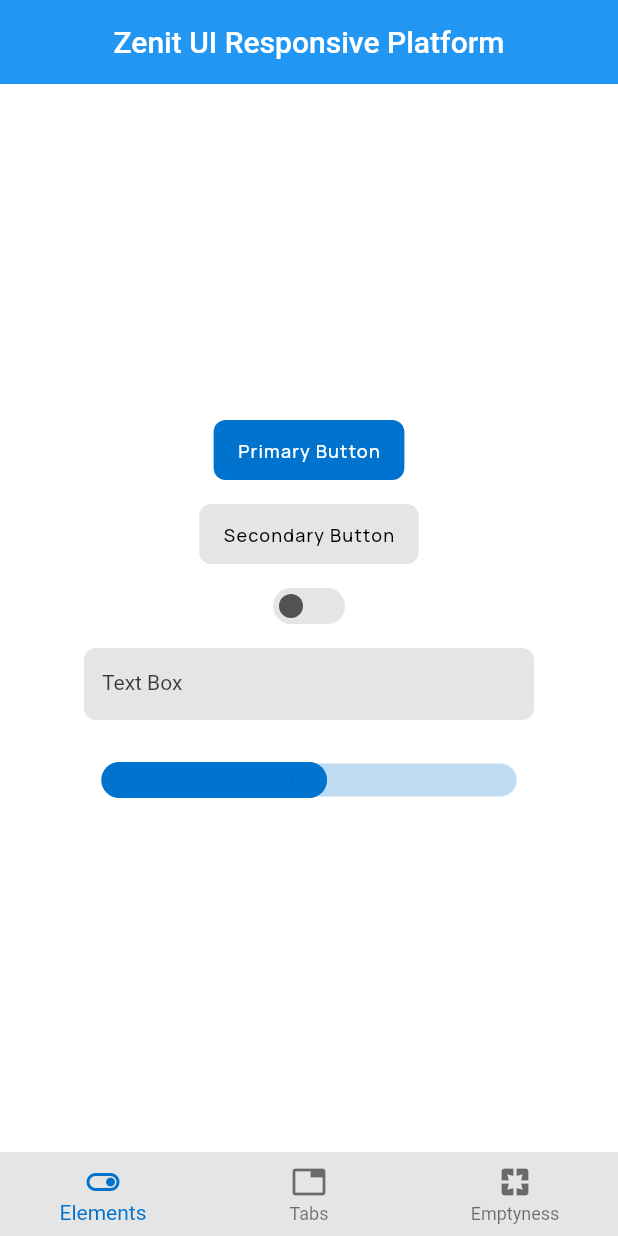
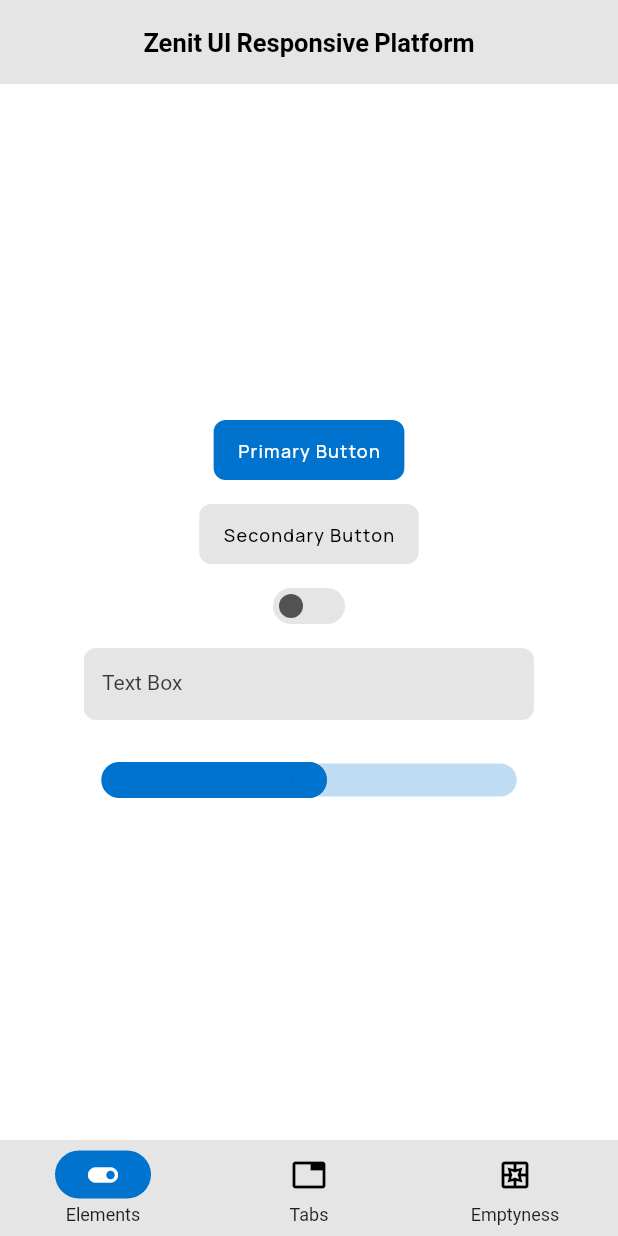
Before and after one commit to dahliaOS/zenit_ui, a Flutter app: the screen it shows after launch, on a phone screen of 412 x 824 dp. Run offline on Flutter 3.47's test engine with Material 2 defaults, Android fonts, the phone set to English and light mode, and no system bars; our stand-ins replace gap, google_fonts.

Commit message:
Version 0.0.7 - Add AppBarTheme to the ThemeEngine - Add option for selectedIcon to ResponsivePlatform - Allow the NavigationRail to be expanded - use pill style for NavigationElements
Example:
- remove Expanded from pages
- move _selectedIndex out of State

```diff
--- a/example/lib/main.dart
+++ b/example/lib/main.dart
@@ -14,8 +14,9 @@ class MyApp extends StatefulWidget {
   State<MyApp> createState() => _MyAppState();
 }
 
+int _selectedIndex = 0;
+
 class _MyAppState extends State<MyApp> {
-  int _selectedIndex = 0;
   bool value = false;
   double val = 0.5;
   @override
@@ -38,22 +39,32 @@ class _MyAppState extends State<MyApp> {
           },
           navigationElements: [
             NavigationElement(
-                title: "Elements", icon: Icons.toggle_on_outlined),
-            NavigationElement(title: "Tabs", icon: Icons.tab),
-            NavigationElement(title: "Emptyness", icon: Icons.pages),
+            title: "Elements",
+            icon: Icons.toggle_on_outlined,
+            selectedIcon: Icons.toggle_on,
+          ),
+          NavigationElement(
+            title: "Tabs",
+            icon: Icons.tab_outlined,
+            selectedIcon: Icons.tab,
+          ),
+          NavigationElement(
+            title: "Emptyness",
+            icon: Icons.pages_outlined,
+            selectedIcon: Icons.pages,
+          ),
           ],
           body: [
             zenitComponents(),
             tabView(),
             const SizedBox(),
-          ].elementAt(_selectedIndex)
+        ].elementAt(_selectedIndex),
       ),
     );
   }
 
   Widget tabView() {
-    return Expanded(
-      child: Container(
+    return Container(
       color: Colors.red,
       child: Center(
         child: TabView(
@@ -62,8 +73,7 @@ class _MyAppState extends State<MyApp> {
               TabViewPage(
                 title: "Tab ${_tabs.length}",
                 view: Container(
-                    color: Colors
-                        .primaries[Random().nextInt(Colors.primaries.length)],
+                  color: Colors.primaries[Random().nextInt(Colors.primaries.length)],
                 ),
               ),
             );
@@ -71,13 +81,11 @@ class _MyAppState extends State<MyApp> {
           pages: _tabs,
         ),
       ),
-      ),
     );
   }
 
   Widget zenitComponents() {
-    return Expanded(
-      child: Center(
+    return Center(
       child: Transform.scale(
         scale: 1.0,
         child: Column(
@@ -123,7 +131,6 @@ class _MyAppState extends State<MyApp> {
           ],
         ),
       ),
-      ),
     );
   }
 }
--- a/lib/src/layout/responsive/navigation_element.dart
+++ b/lib/src/layout/responsive/navigation_element.dart
@@ -4,10 +4,12 @@ class NavigationElement {
   final String title;
   final String? route;
   final IconData icon;
+  final IconData? selectedIcon;
 
   NavigationElement({
     required this.title,
     required this.icon,
     this.route,
+    this.selectedIcon,
   });
 }
--- a/lib/src/layout/responsive/respsonsive_platform.dart
+++ b/lib/src/layout/responsive/respsonsive_platform.dart
@@ -35,8 +35,7 @@ late AnimationController _controller;
 late Animation<Offset> _railAnimation;
 late Animation<Offset> _bottomnavigationAnimation;
 
-class _ResponsivePlatformState extends State<ResponsivePlatform>
-    with SingleTickerProviderStateMixin {
+class _ResponsivePlatformState extends State<ResponsivePlatform> with SingleTickerProviderStateMixin {
   @override
   void initState() {
     super.initState();
@@ -45,12 +44,9 @@ class _ResponsivePlatformState extends State<ResponsivePlatform>
       duration: const Duration(milliseconds: 150),
     );
 
-    _railAnimation =
-        Tween<Offset>(begin: Offset.zero, end: const Offset(-1.0, 0.0))
-            .animate(_controller);
+    _railAnimation = Tween<Offset>(begin: Offset.zero, end: const Offset(-1.0, 0.0)).animate(_controller);
     _bottomnavigationAnimation =
-        Tween<Offset>(begin: const Offset(0.0, 1.0), end: Offset.zero)
-            .animate(_controller);
+        Tween<Offset>(begin: const Offset(0.0, 1.0), end: Offset.zero).animate(_controller);
   }
 
   @override
@@ -58,31 +54,43 @@ class _ResponsivePlatformState extends State<ResponsivePlatform>
     return LayoutBuilder(
       key: layoutKey,
       builder: (BuildContext context, BoxConstraints constraints) {
-        final bool isExpanded = constraints.maxWidth > 650;
+        final ExpansionState expansionState;
+        if (constraints.maxWidth < 650) {
+          expansionState = ExpansionState.small;
+        } else if (constraints.maxWidth > 650 && constraints.maxWidth < 1000) {
+          expansionState = ExpansionState.medium;
+        } else {
+          expansionState = ExpansionState.large;
+        }
+
+        final bool isExpanded =
+            expansionState == ExpansionState.large || expansionState == ExpansionState.medium;
 
         isExpanded ? _controller.reverse() : _controller.forward();
+
+        final double navRailPadding = expansionState == ExpansionState.large ? 256 : 80.0;
+
+        final bool railIsExpanded = expansionState == ExpansionState.large;
 
         return Scaffold(
           appBar: widget.appBar,
           floatingActionButton: widget.floatingActionButton,
           body: Stack(
-            fit: StackFit.expand,
             clipBehavior: Clip.antiAlias,
             children: [
               AnimatedBuilder(
                 animation: _controller,
                 builder: (BuildContext context, Widget? child) => Padding(
                   padding: EdgeInsets.only(
-                    left: Tween<double>(begin: 72.0, end: 0.0)
-                        .animate(_controller)
-                        .value,
-                    bottom: Tween<double>(begin: 0.0, end: 56.0)
-                        .animate(_controller)
-                        .value,
+                    left: Tween<double>(begin: navRailPadding, end: 0.0).animate(_controller).value,
+                    bottom: Tween<double>(begin: 0.0, end: 56.0).animate(_controller).value,
                   ),
                   child: child,
                 ),
+                child: Align(
+                  alignment: Alignment.topLeft,
                   child: widget.body,
+                ),
               ),
               Positioned(
                 left: 0.0,
@@ -94,6 +102,8 @@ class _ResponsivePlatformState extends State<ResponsivePlatform>
                     selectedIndex: widget.selectedIndex,
                     onTap: widget.onTap,
                     navigationElements: widget.navigationElements,
+                    railWidth: navRailPadding,
+                    isExpanded: railIsExpanded,
                   ),
                 ),
               ),
@@ -124,30 +134,45 @@ class _NavigationRail extends StatelessWidget {
     required this.selectedIndex,
     required this.onTap,
     required this.navigationElements,
+    required this.isExpanded,
+    required this.railWidth,
   }) : super(key: key);
 
   final int selectedIndex;
   final ValueChanged<int>? onTap;
   final List<NavigationElement> navigationElements;
+  final bool isExpanded;
+  final double railWidth;
 
   @override
   Widget build(BuildContext context) {
     final ZenitTheme theme = ZenitTheme.of(context);
 
-    return NavigationRail(
+
+    return SizedBox(
+      width: railWidth,
+      child: Theme(
+        data: Theme.of(context).copyWith(
+          useMaterial3: true,
+        ),
+        child: NavigationRail(
+          extended: isExpanded,
           backgroundColor: theme.surfaceColor,
           selectedIndex: selectedIndex,
           indicatorColor: theme.primaryColor,
           onDestinationSelected: onTap,
-      labelType: NavigationRailLabelType.all,
+          labelType: isExpanded ? NavigationRailLabelType.none : NavigationRailLabelType.all,
           destinations: navigationElements.map(
             (NavigationElement element) {
               return NavigationRailDestination(
                 icon: Icon(element.icon),
                 label: Text(element.title),
+                selectedIcon: Icon(element.selectedIcon),
               );
             },
           ).toList(),
+        ),
+      ),
     );
   }
 }
@@ -167,24 +192,43 @@ class _BottomNavigationBar extends StatelessWidget {
   @override
   Widget build(BuildContext context) {
     final ZenitTheme theme = ZenitTheme.of(context);
-    return BottomNavigationBar(
+
+    IconThemeData? getIconTheme(Set<MaterialState> states) {
+      if (states.any([MaterialState.selected].contains)) {
+        return IconThemeData(
+          color: theme.backgroundColor,
+        );
+      }
+      return null;
+    }
+
+    return NavigationBarTheme(
+      data: NavigationBarThemeData(
+        indicatorColor: theme.primaryColor,
+        iconTheme: MaterialStateProperty.resolveWith(getIconTheme),
+        labelTextStyle: const MaterialStatePropertyAll(TextStyle(fontSize: 12)),
+      ),
+      child: NavigationBar(
         backgroundColor: theme.surfaceColor,
         elevation: 0.0,
-      type: BottomNavigationBarType.fixed,
-      currentIndex: selectedIndex,
-      onTap: onTap,
-      selectedItemColor: theme.primaryColor,
-      items: navigationElements
+        height: 64,
+        selectedIndex: selectedIndex,
+        onDestinationSelected: onTap,
+        destinations: navigationElements
             .map(
-            (NavigationElement element) => BottomNavigationBarItem(
+              (NavigationElement element) => NavigationDestination(
                 icon: Icon(element.icon),
                 label: element.title,
+                selectedIcon: Icon(element.selectedIcon),
               ),
             )
             .toList(),
+      ),
     );
   }
 }
 
 //TODO Implement this
 enum DesktopNavigationType { rail, top }
+
+enum ExpansionState { small, medium, large }
--- a/lib/src/theme/theme.dart
+++ b/lib/src/theme/theme.dart
@@ -1,7 +1,8 @@
 // ignore_for_file: deprecated_member_use
 
 import 'package:flutter/material.dart'
-    show ThemeData, Theme, Brightness, Colors, TextTheme, TextStyle;
+    show ThemeData, Theme, Brightness, Colors, TextTheme, TextStyle, AppBarTheme;
+import 'package:flutter/services.dart';
 import 'package:flutter/widgets.dart';
 import 'package:zenit_ui/src/theme/colors.dart';
 
@@ -59,6 +60,10 @@ class ThemeEngine {
       textTheme: TextTheme(
         button: TextStyle(color: textColor),
       ),
+      appBarTheme: AppBarTheme(
+        backgroundColor: surfaceColor,
+        titleTextStyle: TextStyle(color: textColor, fontSize: 17, fontWeight: FontWeight.w600),
+      ),
     );
   }
 
```
Also changed, not shown: 1 other file. Lines whose indentation alone changed are shown as unchanged.
